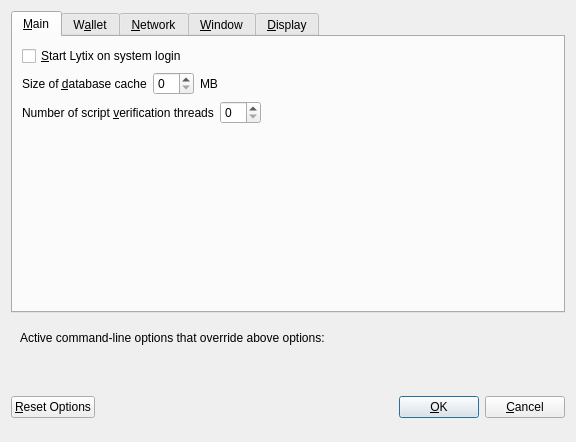
First picture: the form in src/qt/forms/optionsdialog.ui, repository LytixChain/lytix, before the edit.
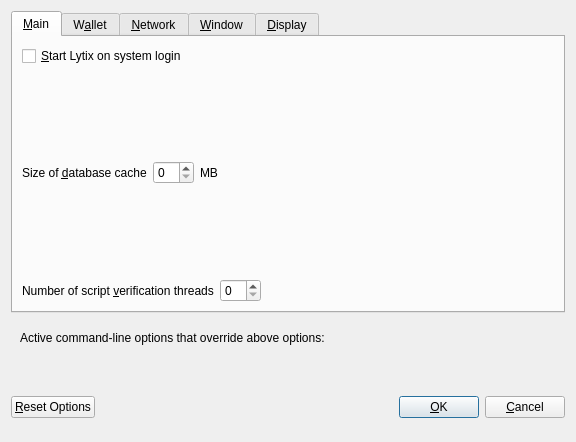
Second picture: the form after the edit. Custom widgets are drawn as their Qt base class.

Commit message: [ci skip] modified optionsdialog.ui to take out unnecessary boxes zLYTX stuff

```diff
--- a/src/qt/forms/optionsdialog.ui
+++ b/src/qt/forms/optionsdialog.ui
@@ -117,19 +117,6 @@
          </item>
         </layout>
        </item>
-       <item>
-        <spacer name="verticalSpacer_2">
-         <property name="orientation">
-          <enum>Qt::Vertical</enum>
-         </property>
-         <property name="sizeHint" stdset="0">
-          <size>
-           <width>20</width>
-           <height>40</height>
-          </size>
-         </property>
-        </spacer>
-       </item>
       </layout>
      </widget>
      <widget class="QWidget" name="tabWallet">
```
